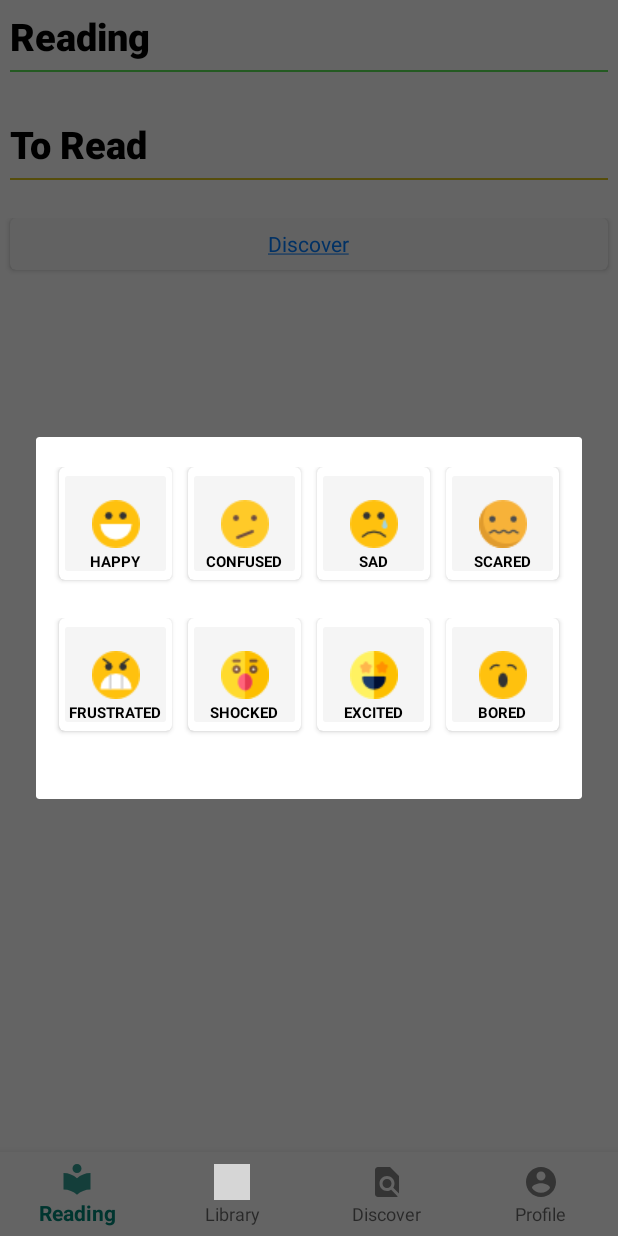
After one commit to BookifyUdL/BookifyApp, an Android app: the fragment BookReadedPopup placed in its activity, on a phone screen of 412 x 824 dp. The commit adds this screen. Run offline under Robolectric (Android 15) with nearby library versions, the phone set to English and light mode, and no system bars; libraries missing offline, so code that uses them is left out: com.wdullaer.swipeactionadapter; grey boxes are pictures that could not be loaded.

Commit message:
BookReaded popup created

```diff
--- a/app/src/main/java/com/example/readify/Adapters/BooksListVerticalAdapter.java
+++ b/app/src/main/java/com/example/readify/Adapters/BooksListVerticalAdapter.java
@@ -9,6 +9,9 @@ import android.widget.ImageView;
 import android.widget.TextView;
 
 import androidx.annotation.NonNull;
+import androidx.cardview.widget.CardView;
+import androidx.fragment.app.FragmentManager;
+import androidx.fragment.app.FragmentTransaction;
 import androidx.recyclerview.widget.RecyclerView;
 
 import com.example.readify.MainActivity;
@@ -16,6 +19,7 @@ import com.example.readify.MockupsValues;
 import com.example.readify.Models.Book;
 import com.example.readify.Models.User;
 
+import com.example.readify.Popups.BookReadedPopup;
 import com.example.readify.R;
 
 import java.util.ArrayList;
@@ -26,6 +30,8 @@ public class BooksListVerticalAdapter extends RecyclerView.Adapter<BooksListVert
     private MainActivity activity;
     private Context mContext;
     private User user;
+    private boolean isInReadingList;
+    private FragmentManager fragmentManager;
 
     // Counstructor for the Class
     public BooksListVerticalAdapter(MainActivity activity, Context context, ArrayList<Book> booksList, User user) {
@@ -46,12 +52,23 @@ public class BooksListVerticalAdapter extends RecyclerView.Adapter<BooksListVert
         this.user = user;
     }
 
+    public BooksListVerticalAdapter(MainActivity activity, Context context, ArrayList<Book> booksList, boolean isInReadingList, FragmentManager manager) {
+        this.booksList = booksList;
+        this.originalSearchList = new ArrayList<>();
+        this.originalSearchList.addAll(booksList);
+        this.mContext = context;
+        this.activity = activity;
+        this.isInReadingList = true;
+        this.fragmentManager = manager;
+    }
+
     public BooksListVerticalAdapter(MainActivity activity, Context context, ArrayList<Book> booksList) {
         this.booksList = booksList;
         this.originalSearchList = new ArrayList<>();
         this.originalSearchList.addAll(booksList);
         this.mContext = context;
         this.activity = activity;
+        this.isInReadingList = false;
     }
 
     // Counstructor for the Class
@@ -60,6 +77,8 @@ public class BooksListVerticalAdapter extends RecyclerView.Adapter<BooksListVert
         this.originalSearchList = new ArrayList<>();
         this.originalSearchList.addAll(booksList);
         this.mContext = context;
+        this.isInReadingList = false;
+
     }
 
     public Context getContext(){
@@ -142,6 +161,18 @@ public class BooksListVerticalAdapter extends RecyclerView.Adapter<BooksListVert
         holder.bookCover.setImageResource(
                 mContext.getResources().getIdentifier(book.getPicture(), "drawable", mContext.getPackageName()));
 
+        if(isInReadingList) {
+            holder.cardView.setOnClickListener(new View.OnClickListener() {
+                @Override
+                public void onClick(View view) {
+                    BookReadedPopup dialog =  new BookReadedPopup();
+                    //dialog = new ProfileDialog(post.getGuide(), this, post.getPlace());
+                    FragmentTransaction ft2 = fragmentManager.beginTransaction();
+                    dialog.show(ft2, "book_readed_popup");
+                    //dialog.show(ft2, "profile_fragment_popup")
+                }
+            });
+        }
         //if (user != null && user.containsBook(book))
         //holder.addButton.setText("Remove");
         //else
@@ -169,6 +200,7 @@ public class BooksListVerticalAdapter extends RecyclerView.Adapter<BooksListVert
         private TextView bookTitle;
         private TextView bookAuthor;
         private ImageButton addButton;
+        private CardView cardView;
 
         public BookHolder(View itemView) {
             super(itemView);
@@ -177,6 +209,7 @@ public class BooksListVerticalAdapter extends RecyclerView.Adapter<BooksListVert
             bookTitle = (TextView) itemView.findViewById(R.id.book_title);
             bookAuthor = (TextView) itemView.findViewById(R.id.book_author);
             addButton = (ImageButton) itemView.findViewById(R.id.addButton);
+            cardView = (CardView) itemView.findViewById(R.id.card_view);
         }
 
         /*public void setContactName(String name) {
--- /dev/null
+++ b/app/src/main/java/com/example/readify/Popups/BookReadedPopup.java
@@ -0,0 +1,50 @@
+package com.example.readify.Popups;
+
+import android.os.Bundle;
+import android.view.LayoutInflater;
+import android.view.View;
+import android.view.ViewGroup;
+
+import androidx.fragment.app.DialogFragment;
+import androidx.recyclerview.widget.LinearLayoutManager;
+import androidx.recyclerview.widget.RecyclerView;
+
+import com.example.readify.Adapters.BooksListVerticalAdapter;
+import com.example.readify.MockupsValues;
+import com.example.readify.R;
+
+import java.util.ArrayList;
+
+public class BookReadedPopup extends DialogFragment {
+
+    View view;
+    int width, height;
+
+    public  BookReadedPopup(){
+
+        //this.width = width;
+        //this.height = height;
+    }
+
+    @Override
+    public View onCreateView(LayoutInflater inflater, ViewGroup container,
+                             Bundle savedInstanceState) {
+
+        view = inflater.inflate(R.layout.book_readed_popup, container);
+        /*RecyclerView recyclerView = (RecyclerView) view.findViewById(R.id.books_recycler_view);
+        BooksListVerticalAdapter adapter = new BooksListVerticalAdapter(getContext(), MockupsValues.getLastAddedBooks());
+        recyclerView.setAdapter(adapter);*/
+        /*LinearLayoutManager verticalLayoutManagaer = new LinearLayoutManager(getContext(), LinearLayoutManager.VERTICAL, false);
+        //verticalLayoutManagaer.wid
+        RecyclerView recyclerView = (RecyclerView) view.findViewById(R.id.books_recycler_view);
+        recyclerView.setLayoutManager(verticalLayoutManagaer);
+        ArrayList list = MockupsValues.getLastAddedBooks();
+        list.remove(list.size() - 1);
+        BooksListVerticalAdapter adapter = new BooksListVerticalAdapter(getContext(), list);
+        recyclerView.setAdapter(adapter);
+        //view.setLayoutParams(new LinearLayout.LayoutParams(width, height));
+        ViewGroup.LayoutParams params = new ViewGroup.LayoutParams(width, height);
+        view.setLayoutParams(params);*/
+        return view;
+    }
+}
--- a/app/src/main/java/com/example/readify/Reading/ReadingFragment.java
+++ b/app/src/main/java/com/example/readify/Reading/ReadingFragment.java
@@ -82,10 +82,11 @@ public class ReadingFragment extends Fragment {
         recyclerView.setLayoutManager(verticalLayoutManagaer);
         ArrayList<Book> list = new ArrayList<>();
         //list.add(MockupsValues.getLastAddedBooks().get(0));
-        readingBooksAdapter = new BooksListVerticalAdapter((MainActivity) getActivity(), getContext(), list);
+        readingBooksAdapter = new BooksListVerticalAdapter((MainActivity) getActivity(), getContext(), list, true, getActivity().getSupportFragmentManager());
         recyclerView.setAdapter(readingBooksAdapter);
         ItemTouchHelper itemTouchHelperReading = new ItemTouchHelper(new SwipeToReadOrDeleteCallback(readingBooksAdapter, false));
         itemTouchHelperReading.attachToRecyclerView(recyclerView);
+
 
         LinearLayoutManager vlm = new LinearLayoutManager(getContext(), LinearLayoutManager.VERTICAL, false);
         RecyclerView recyclerView2 = (RecyclerView) view.findViewById(R.id.pending_books_recycler_view);
--- /dev/null
+++ b/app/src/main/res/layout/book_readed_popup.xml
@@ -0,0 +1,290 @@
+<?xml version="1.0" encoding="utf-8"?>
+<LinearLayout xmlns:android="http://schemas.android.com/apk/res/android"
+    android:orientation="vertical"
+    android:tag="book_readed_popup"
+    android:layout_width="match_parent"
+    android:layout_height="match_parent">
+
+    <LinearLayout
+        android:layout_width="wrap_content"
+        android:layout_height="wrap_content"
+        android:orientation="vertical"
+        android:layout_gravity="center_horizontal|center_vertical"
+        android:layout_marginTop="@dimen/margin_20dp"
+        android:layout_marginBottom="@dimen/margin_20dp">
+
+        <LinearLayout
+            android:layout_width="wrap_content"
+            android:layout_height="wrap_content"
+            android:orientation="horizontal"
+            android:layout_gravity="center_horizontal|center_vertical"
+            android:layout_marginBottom="@dimen/margin_20dp"
+            android:layout_marginStart="@dimen/margin_10dp"
+            android:layout_marginEnd="@dimen/margin_10dp">
+
+            <androidx.cardview.widget.CardView
+                xmlns:card_view="http://schemas.android.com/apk/res-auto"
+                android:id="@+id/card_view"
+                android:layout_width="match_parent"
+                android:layout_height="match_parent"
+                android:layout_marginStart="5dp"
+                android:layout_marginEnd="5dp"
+                android:layout_marginBottom="5dp"
+                card_view:cardCornerRadius="4dp"
+                card_view:cardBackgroundColor="@color/cardview_light_background">
+
+                <ImageButton
+                    android:backgroundTint="@color/colorGrayCardBackground"
+                    android:layout_width="@dimen/emoji_size"
+                    android:layout_height="@dimen/emoji_size"
+                    android:orientation="horizontal"
+                    android:src="@drawable/happy"/>
+
+                <TextView
+                    android:layout_width="wrap_content"
+                    android:layout_height="wrap_content"
+                    android:textSize="@dimen/emoji_text_size"
+                    android:text="@string/happy_emoji"
+                    android:textStyle="bold"
+                    android:textColor="@color/colorBlack"
+                    android:layout_gravity="bottom|center_horizontal"
+                    android:layout_marginBottom="@dimen/margin_5dp"/>
+
+            </androidx.cardview.widget.CardView>
+
+            <androidx.cardview.widget.CardView
+                xmlns:card_view="http://schemas.android.com/apk/res-auto"
+                android:id="@+id/card_view1"
+                android:layout_width="match_parent"
+                android:layout_height="match_parent"
+                android:layout_marginStart="5dp"
+                android:layout_marginEnd="5dp"
+                android:layout_marginBottom="5dp"
+                card_view:cardCornerRadius="4dp"
+                card_view:cardBackgroundColor="@color/cardview_light_background">
+
+                <ImageButton
+                    android:backgroundTint="@color/colorGrayCardBackground"
+                    android:layout_width="@dimen/emoji_size"
+                    android:layout_height="@dimen/emoji_size"
+                    android:orientation="horizontal"
+                    android:src="@drawable/confused"/>
+
+                <TextView
+                    android:layout_width="wrap_content"
+                    android:layout_height="wrap_content"
+                    android:textSize="@dimen/emoji_text_size"
+                    android:text="@string/confused_emoji"
+                    android:textStyle="bold"
+                    android:textColor="@color/colorBlack"
+                    android:layout_gravity="bottom|center_horizontal"
+                    android:layout_marginBottom="@dimen/margin_5dp"/>
+
+            </androidx.cardview.widget.CardView>
+
+            <androidx.cardview.widget.CardView
+                xmlns:card_view="http://schemas.android.com/apk/res-auto"
+                android:id="@+id/card_view2"
+                android:layout_width="match_parent"
+                android:layout_height="match_parent"
+                android:layout_marginStart="5dp"
+                android:layout_marginEnd="5dp"
+                android:layout_marginBottom="5dp"
+                card_view:cardCornerRadius="4dp"
+                card_view:cardBackgroundColor="@color/cardview_light_background">
+
+                <ImageButton
+                    android:backgroundTint="@color/colorGrayCardBackground"
+                    android:layout_width="@dimen/emoji_size"
+                    android:layout_height="@dimen/emoji_size"
+                    android:orientation="horizontal"
+                    android:src="@drawable/unhappy"/>
+
+                <TextView
+                    android:layout_width="wrap_content"
+                    android:layout_height="wrap_content"
+                    android:textSize="@dimen/emoji_text_size"
+                    android:text="@string/sad_emoji"
+                    android:textStyle="bold"
+                    android:textColor="@color/colorBlack"
+                    android:layout_gravity="bottom|center_horizontal"
+                    android:layout_marginBottom="@dimen/margin_5dp"/>
+
+            </androidx.cardview.widget.CardView>
+
+            <androidx.cardview.widget.CardView
+                xmlns:card_view="http://schemas.android.com/apk/res-auto"
+                android:id="@+id/card_view3"
+                android:layout_width="match_parent"
+                android:layout_height="match_parent"
+                android:layout_marginStart="5dp"
+                android:layout_marginEnd="5dp"
+                android:layout_marginBottom="5dp"
+                card_view:cardCornerRadius="4dp"
+                card_view:cardBackgroundColor="@color/cardview_light_background">
+
+                <ImageButton
+                    android:backgroundTint="@color/colorGrayCardBackground"
+                    android:layout_width="@dimen/emoji_size"
+                    android:layout_height="@dimen/emoji_size"
+                    android:orientation="horizontal"
+                    android:src="@drawable/scare"/>
+
+                <TextView
+                    android:layout_width="wrap_content"
+                    android:layout_height="wrap_content"
+                    android:textSize="@dimen/emoji_text_size"
+                    android:text="@string/scared_emoji"
+                    android:textStyle="bold"
+                    android:textColor="@color/colorBlack"
+                    android:layout_gravity="bottom|center_horizontal"
+                    android:layout_marginBottom="@dimen/margin_5dp"/>
+
+            </androidx.cardview.widget.CardView>
+
+        </LinearLayout>
+
+        <LinearLayout
+            android:layout_width="wrap_content"
+            android:layout_height="wrap_content"
+            android:orientation="horizontal"
+            android:layout_marginBottom="@dimen/margin_20dp"
+            android:layout_marginStart="@dimen/margin_10dp"
+            android:layout_marginEnd="@dimen/margin_10dp">
+
+
+            <androidx.cardview.widget.CardView
+                xmlns:card_view="http://schemas.android.com/apk/res-auto"
+                android:id="@+id/card_view4"
+                android:layout_width="match_parent"
+                android:layout_height="match_parent"
+                android:layout_marginStart="5dp"
+                android:layout_marginEnd="5dp"
+                android:layout_marginBottom="5dp"
+                card_view:cardCornerRadius="4dp"
+                card_view:cardBackgroundColor="@color/cardview_light_background">
+
+                <ImageButton
+                    android:backgroundTint="@color/colorGrayCardBackground"
+                    android:layout_width="@dimen/emoji_size"
+                    android:layout_height="@dimen/emoji_size"
+                    android:orientation="horizontal"
+                    android:src="@drawable/angry"/>
+
+                <TextView
+                    android:layout_width="wrap_content"
+                    android:layout_height="wrap_content"
+                    android:textSize="@dimen/emoji_text_size"
+                    android:text="@string/frustrated_emoji"
+                    android:textStyle="bold"
+                    android:textColor="@color/colorBlack"
+                    android:layout_gravity="bottom|center_horizontal"
+                    android:layout_marginBottom="@dimen/margin_5dp"/>
+
+            </androidx.cardview.widget.CardView>
+
+            <androidx.cardview.widget.CardView
+                xmlns:card_view="http://schemas.android.com/apk/res-auto"
+                android:id="@+id/card_view5"
+                android:layout_width="match_parent"
+                android:layout_height="match_parent"
+                android:layout_marginStart="5dp"
+                android:layout_marginEnd="5dp"
+                android:layout_marginBottom="5dp"
+                card_view:cardCornerRadius="4dp"
+                card_view:cardBackgroundColor="@color/cardview_light_background">
+
+                <ImageButton
+                    android:backgroundTint="@color/colorGrayCardBackground"
+                    android:layout_width="@dimen/emoji_size"
+                    android:layout_height="@dimen/emoji_size"
+                    android:orientation="horizontal"
+                    android:src="@drawable/surprised"/>
+
+                <TextView
+                    android:layout_width="wrap_content"
+                    android:layout_height="wrap_content"
+                    android:textSize="@dimen/emoji_text_size"
+                    android:text="@string/shocked_emoji"
+                    android:textStyle="bold"
+                    android:textColor="@color/colorBlack"
+                    android:layout_gravity="bottom|center_horizontal"
+                    android:layout_marginBottom="@dimen/margin_5dp"/>
+
+            </androidx.cardview.widget.CardView>
+
+            <androidx.cardview.widget.CardView
+                xmlns:card_view="http://schemas.android.com/apk/res-auto"
+                android:id="@+id/card_view6"
+                android:layout_width="match_parent"
+                android:layout_height="match_parent"
+                android:layout_marginStart="5dp"
+                android:layout_marginEnd="5dp"
+                android:layout_marginBottom="5dp"
+                card_view:cardCornerRadius="4dp"
+                card_view:cardBackgroundColor="@color/cardview_light_background">
+
+                <ImageButton
+                    android:backgroundTint="@color/colorGrayCardBackground"
+                    android:layout_width="@dimen/emoji_size"
+                    android:layout_height="@dimen/emoji_size"
+                    android:orientation="horizontal"
+                    android:src="@drawable/excited"/>
+
+                <TextView
+                    android:layout_width="wrap_content"
+                    android:layout_height="wrap_content"
+                    android:textSize="@dimen/emoji_text_size"
+                    android:text="@string/excited_emoji"
+                    android:textStyle="bold"
+                    android:textColor="@color/colorBlack"
+                    android:layout_gravity="bottom|center_horizontal"
+                    android:layout_marginBottom="@dimen/margin_5dp"/>
+
+            </androidx.cardview.widget.CardView>
+
+            <androidx.cardview.widget.CardView
+                xmlns:card_view="http://schemas.android.com/apk/res-auto"
+                android:id="@+id/card_view7"
+                android:layout_width="match_parent"
+                android:layout_height="match_parent"
+                android:layout_marginStart="5dp"
+                android:layout_marginEnd="5dp"
+                android:layout_marginBottom="5dp"
+                card_view:cardCornerRadius="4dp"
+                card_view:cardBackgroundColor="@color/cardview_light_background">
+
+                <ImageButton
+                    android:backgroundTint="@color/colorGrayCardBackground"
+                    android:layout_width="@dimen/emoji_size"
+                    android:layout_height="@dimen/emoji_size"
+                    android:orientation="horizontal"
+                    android:src="@drawable/bored"/>
+
+                <TextView
+                    android:layout_width="wrap_content"
+                    android:layout_height="wrap_content"
+                    android:textSize="@dimen/emoji_text_size"
+                    android:text="@string/bored_emoji"
+                    android:textStyle="bold"
+                    android:textColor="@color/colorBlack"
+                    android:layout_gravity="bottom|center_horizontal"
+                    android:layout_marginBottom="@dimen/margin_5dp"/>
+
+            </androidx.cardview.widget.CardView>
+
+
+
+        </LinearLayout>
+
+    </LinearLayout>
+    <!--androidx.recyclerview.widget.RecyclerView
+        android:id="@+id/books_recycler_view"
+        android:layout_width="match_parent"
+        android:layout_height="wrap_content"
+        android:layout_marginTop="10dp"
+        android:layout_marginBottom="10dp"
+        android:layout_marginStart="5dp"
+        android:layout_marginEnd="5dp"/-->
+
+</LinearLayout>
--- a/app/src/main/res/values/dimens.xml
+++ b/app/src/main/res/values/dimens.xml
@@ -10,4 +10,9 @@
     <dimen name="card_corner_radius">4dp</dimen>
     <dimen name="card_height">200dp</dimen>
     <dimen name="blank_layout">70dp</dimen>
+    <dimen name="emoji_size">75dp</dimen>
+    <dimen name="margin_20dp">20dp</dimen>
+    <dimen name="emoji_text_size">10sp</dimen>
+
+
 </resources>
--- a/app/src/main/res/values/strings.xml
+++ b/app/src/main/res/values/strings.xml
@@ -46,7 +46,7 @@
     <string name="book_summary_text">En una noche de tormenta y barro nace una niña bastarda a la que, creyéndola muerta, bautizan con el nombre de Betsabé. Nadie sabe que en su interior lleva la fuerza de la feminidad, así como la magia y la rebeldía que la harán superar todos los obstáculos. Creará un vínculo indisoluble con su hermana de leche, Capitolina, una pobre niña rica, y ninguno quedará indiferente a su mirada de fuego. Ni siquiera Emmanuel, el revolucionario francés salido del Montparnasse más artístico que, al conocerla, caerá enfermo de amor.</string>
     <string name="reading_text_title">Reading</string>
     <string name="book_added_correctly_message"> added correctly to your Library.</string>
-    <string name="pending">Pending</string>
+    <string name="pending">To Read</string>
 
     <string name="biography_gender">Biography</string>
     <string name="internet_gender">Computing / Internet</string>
@@ -58,4 +58,14 @@
     <string name="fantasy_gender">Fantasy</string>
     <string name="adventure_gender">Adventure</string>
 
+    <string name="happy_emoji">HAPPY</string>
+    <string name="confused_emoji">CONFUSED</string>
+    <string name="sad_emoji">SAD</string>
+    <string name="scared_emoji">SCARED</string>
+    <string name="frustrated_emoji">FRUSTRATED</string>
+    <string name="shocked_emoji">SHOCKED</string>
+    <string name="excited_emoji">EXCITED</string>
+    <string name="bored_emoji">BORED</string>
+
+
 </resources>
```
Also changed, not shown: app/src/main/res/drawable/angry.png (added), app/src/main/res/drawable/bored.png (added), app/src/main/res/drawable/confused.png (added), app/src/main/res/drawable/excited.png (added), app/src/main/res/drawable/happy.png (added), app/src/main/res/drawable/scare.png (added), app/src/main/res/drawable/surprised.png (added), app/src/main/res/drawable/unhappy.png (added), 1 other file.
